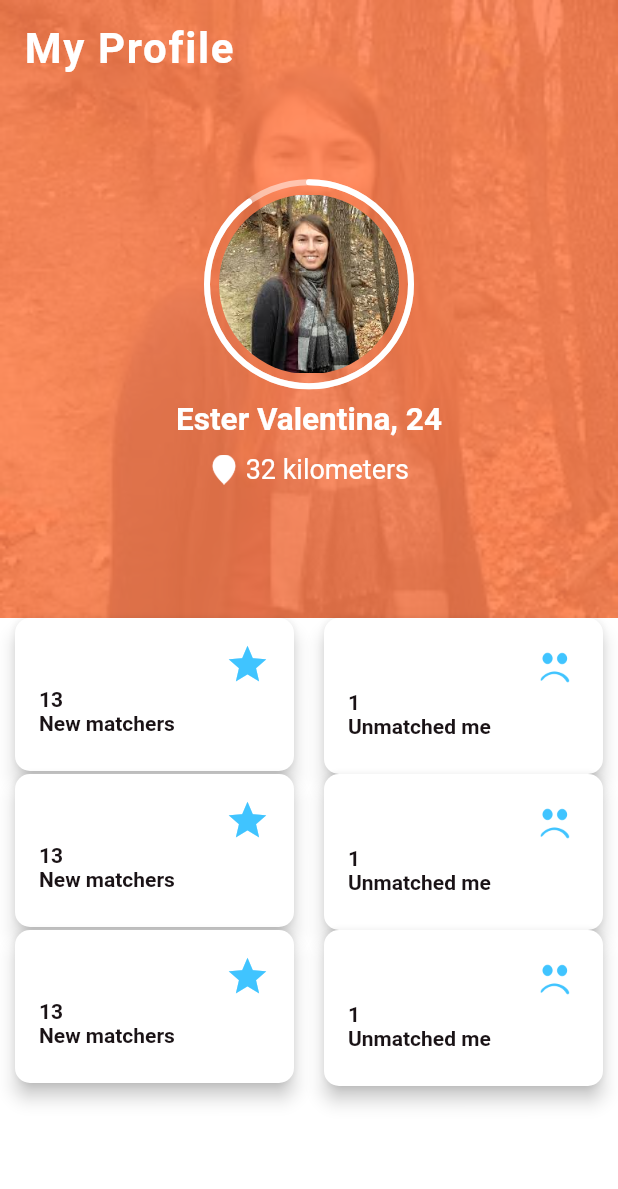
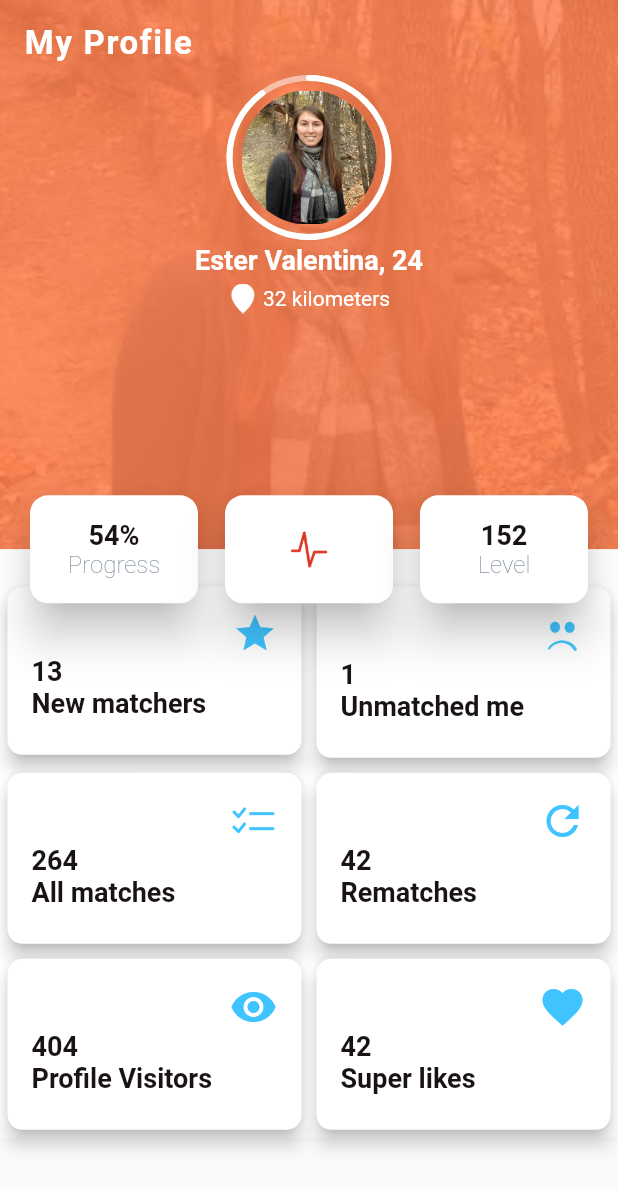
Before and after one commit to jrpacheco/datingapp, a Flutter app: the screen it shows after launch, on a phone screen of 412 x 824 dp. Shown: the top 1189 px of the screen. Run offline on Flutter 3.47's test engine with Material 2 defaults, Android fonts, the phone set to English and light mode, and no system bars; Roboto replaces fonts that are missing (Relaway).

Commit message:
Refinamento da profile page

```diff
--- a/lib/commons/my_info.dart
+++ b/lib/commons/my_info.dart
@@ -13,10 +13,10 @@ class MyInfo extends StatelessWidget {
             goalCompleted: 0.9,
             child: RoundedImage(
               imagePath: "assets/images/anne.jpeg",
-              size: Size.fromWidth(120.0),
+              size: Size.fromWidth(90.0),
             )),
         SizedBox(
-          height: 10.0,
+          height: 5.0,
         ),
         Row(
           mainAxisAlignment: MainAxisAlignment.center,
@@ -32,7 +32,7 @@ class MyInfo extends StatelessWidget {
           ],
         ),
         SizedBox(
-          height: 10.0,
+          height: 5.0,
         ),
         Row(
           mainAxisAlignment: MainAxisAlignment.center,
--- a/lib/commons/profile_info_big_card.dart
+++ b/lib/commons/profile_info_big_card.dart
@@ -15,7 +15,7 @@ class ProfileInfoBigCard extends StatelessWidget {
   @override
   Widget build(BuildContext context) {
     return Card(
-        margin: const EdgeInsets.symmetric(horizontal: 10),
+        margin: const EdgeInsets.symmetric(horizontal: 5, vertical: 5),
         elevation: 5,
         shape: RoundedRectangleBorder(borderRadius: BorderRadius.circular(10)),
         child: Padding(
--- /dev/null
+++ b/lib/commons/profile_info_card.dart
@@ -0,0 +1,38 @@
+import 'package:dating_app/commons/two_line_item.dart';
+import 'package:dating_app/styleguide/colors.dart';
+import 'package:flutter/material.dart';
+
+class ProfileInfoCard extends StatelessWidget {
+  final firstText, secondText, hasImage, imagePath;
+
+  const ProfileInfoCard(
+      {Key key,
+      this.firstText,
+      this.secondText,
+      this.hasImage = false,
+      this.imagePath})
+      : super(key: key);
+
+  @override
+  Widget build(BuildContext context) {
+    return Expanded(
+      child: Card(
+        elevation: 12,
+        shape: RoundedRectangleBorder(borderRadius: BorderRadius.circular(12)),
+        child: hasImage
+            ? Center(
+                child: Image.asset(
+                  imagePath,
+                  color: primaryColor,
+                  width: 25,
+                  height: 25,
+                ),
+              )
+            : TwoLineItem(
+                firstText: firstText,
+                secondText: secondText,
+              ),
+      ),
+    );
+  }
+}
--- a/lib/commons/rounded_image.dart
+++ b/lib/commons/rounded_image.dart
@@ -7,7 +7,7 @@ class RoundedImage extends StatelessWidget {
   const RoundedImage(
       {Key key,
       @required this.imagePath,
-      this.size = const Size.fromWidth(120)})
+      this.size = const Size.fromWidth(100)})
       : super(key: key);
 
   @override
--- /dev/null
+++ b/lib/commons/two_line_item.dart
@@ -0,0 +1,23 @@
+import 'package:dating_app/styleguide/text_style.dart';
+import 'package:flutter/material.dart';
+
+class TwoLineItem extends StatelessWidget {
+  final String firstText, secondText;
+
+  const TwoLineItem({Key key, @required this.firstText, @required this.secondText})
+      : super(key: key);
+
+  @override
+  Widget build(BuildContext context) {
+    return Column(
+      mainAxisAlignment: MainAxisAlignment.center,
+      children: <Widget>[
+        Text(
+          firstText,
+          style: titleStyle,
+        ),
+        Text(secondText, style: subTitleStyle)
+      ],
+    );
+  }
+}
--- a/lib/pages/profile_page.dart
+++ b/lib/pages/profile_page.dart
@@ -1,6 +1,8 @@
 import 'package:dating_app/commons/my_info.dart';
 import 'package:dating_app/commons/opaque_image.dart';
 import 'package:dating_app/commons/profile_info_big_card.dart';
+import 'package:dating_app/commons/profile_info_card.dart';
+import 'package:dating_app/pages/super_likes_me_page.dart';
 import 'package:dating_app/styleguide/colors.dart';
 import 'package:dating_app/styleguide/text_style.dart';
 import 'package:flutter/material.dart';
@@ -8,13 +10,15 @@ import 'package:flutter/material.dart';
 class ProfilePage extends StatelessWidget {
   @override
   Widget build(BuildContext context) {
+    final screenHeight = MediaQuery.of(context).size.height;
+
     return Scaffold(
       body: Stack(
         children: <Widget>[
           Column(
             children: <Widget>[
               Expanded(
-                  flex: 5,
+                  flex: 4,
                   child: Stack(
                     children: <Widget>[
                       OpaqueImage(
@@ -25,15 +29,20 @@ class ProfilePage extends StatelessWidget {
                         padding: const EdgeInsets.all(16),
                         child: Column(
                           children: <Widget>[
-                            Align(
-                              alignment: Alignment.centerLeft,
+                            Container(
+                              padding: const EdgeInsets.only(bottom: 10),
+                              child: Align(
+                                alignment: Alignment.topLeft,
                                 child: Text(
                                   "My Profile",
                                   textAlign: TextAlign.left,
                                   style: headingTextStyle,
                                 ),
                               ),
-                            MyInfo()
+                            ),
+                            Row(
+                              children: <Widget>[MyInfo()],
+                            )
                           ],
                         ),
                       ))
@@ -41,18 +50,27 @@ class ProfilePage extends StatelessWidget {
                   )),
               Expanded(
                 flex: 5,
-                child: Container(
+                child: ListView(
+                  children: <Widget>[
+                    Container(
+                      padding: const EdgeInsets.only(top: 20),
                       color: Colors.white,
                       child: Table(
                         children: [
                           TableRow(children: [
-                        ProfileInfoBigCard(
+                            GestureDetector(
+                              onTap: () {
+                                Navigator.of(context).push(MaterialPageRoute(
+                                    builder: (context) => SuperLikesMePage()));
+                              },
+                              child: ProfileInfoBigCard(
                                 firstText: "13",
                                 secondText: "New matchers",
                                 icon: Icon(
                                   Icons.star,
                                   size: 30,
                                   color: blueColor,
+                                ),
                               ),
                             ),
                             ProfileInfoBigCard(
@@ -66,48 +84,81 @@ class ProfilePage extends StatelessWidget {
                           ]),
                           TableRow(children: [
                             ProfileInfoBigCard(
-                          firstText: "13",
-                          secondText: "New matchers",
-                          icon: Icon(
-                            Icons.star,
-                            size: 30,
+                              firstText: "264",
+                              secondText: "All matches",
+                              icon: Image.asset(
+                                "assets/icons/checklist.png",
+                                width: 32,
                                 color: blueColor,
                               ),
                             ),
                             ProfileInfoBigCard(
-                            firstText: "1",
-                            secondText: "Unmatched me",
-                            icon: Image.asset(
-                              "assets/icons/sad_smiley.png",
-                              width: 32,
+                                firstText: "42",
+                                secondText: "Rematches",
+                                icon: Icon(
+                                  Icons.refresh,
+                                  size: 32,
                                   color: blueColor,
                                 ))
                           ]),
                           TableRow(children: [
                             ProfileInfoBigCard(
-                          firstText: "13",
-                          secondText: "New matchers",
+                              firstText: "404",
+                              secondText: "Profile Visitors",
                               icon: Icon(
-                            Icons.star,
-                            size: 30,
+                                Icons.remove_red_eye,
+                                size: 32,
                                 color: blueColor,
                               ),
                             ),
                             ProfileInfoBigCard(
-                            firstText: "1",
-                            secondText: "Unmatched me",
-                            icon: Image.asset(
-                              "assets/icons/sad_smiley.png",
-                              width: 32,
+                                firstText: "42",
+                                secondText: "Super likes",
+                                icon: Icon(
+                                  Icons.favorite,
+                                  size: 32,
                                   color: blueColor,
                                 ))
                           ])
                         ],
                       ),
                     ),
+                  ],
+                ),
               )
             ],
-          )
+          ),
+          Positioned(
+              top: screenHeight * (4 / 9) - 80 / 2,
+              left: 16,
+              right: 16,
+              child: Container(
+                height: 80,
+                child: Row(
+                  mainAxisAlignment: MainAxisAlignment.spaceBetween,
+                  mainAxisSize: MainAxisSize.max,
+                  children: <Widget>[
+                    ProfileInfoCard(
+                      firstText: "54%",
+                      secondText: "Progress",
+                    ),
+                    SizedBox(
+                      width: 10,
+                    ),
+                    ProfileInfoCard(
+                      hasImage: true,
+                      imagePath: "assets/icons/pulse.png",
+                    ),
+                    SizedBox(
+                      width: 10,
+                    ),
+                    ProfileInfoCard(
+                      firstText: "152",
+                      secondText: "Level",
+                    ),
+                  ],
+                ),
+              ))
         ],
       ),
     );
--- /dev/null
+++ b/lib/pages/super_likes_me_page.dart
@@ -0,0 +1,10 @@
+import 'package:flutter/material.dart';
+
+class SuperLikesMePage extends StatelessWidget {
+  @override
+  Widget build(BuildContext context) {
+    return Container(
+
+    );
+  }
+}
--- a/lib/styleguide/text_style.dart
+++ b/lib/styleguide/text_style.dart
@@ -2,23 +2,23 @@ import 'package:dating_app/styleguide/colors.dart';
 import 'package:flutter/material.dart';
 
 final TextStyle headingTextStyle = TextStyle(
-  fontSize: 28.0,
+  fontSize: 22.0,
   color: Colors.white,
   fontWeight: FontWeight.w700,
   letterSpacing: 1.1,
 );
 final TextStyle whiteNameTextStyle = TextStyle(
-  fontSize: 21.0,
+  fontSize: 18.0,
   color: Colors.white,
   fontWeight: FontWeight.w600,
 );
 final TextStyle whiteSubHeadingTextStyle = TextStyle(
-  fontSize: 18.0,
+  fontSize: 14.0,
   color: Colors.white,
   fontWeight: FontWeight.w400,
 );
 final TextStyle titleStyle = TextStyle(
-  fontSize: 14.0,
+  fontSize: 18.0,
   color: primaryTextColor,
   fontWeight: FontWeight.w600,
 );
```
Lines whose indentation alone changed are shown as unchanged.
